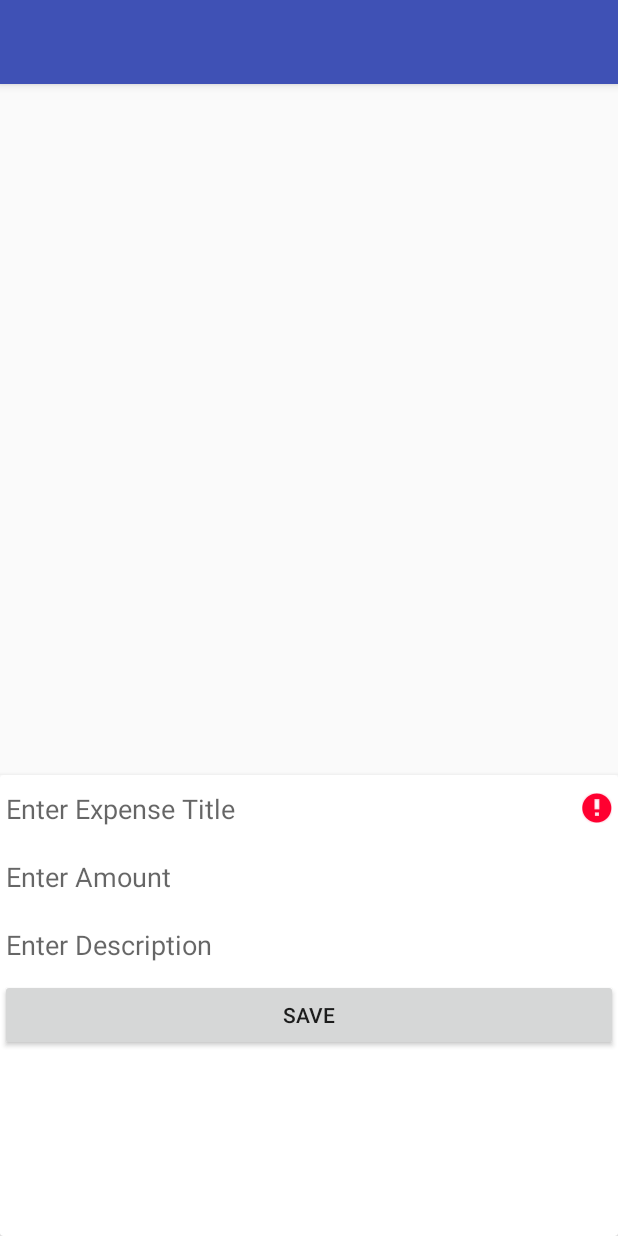
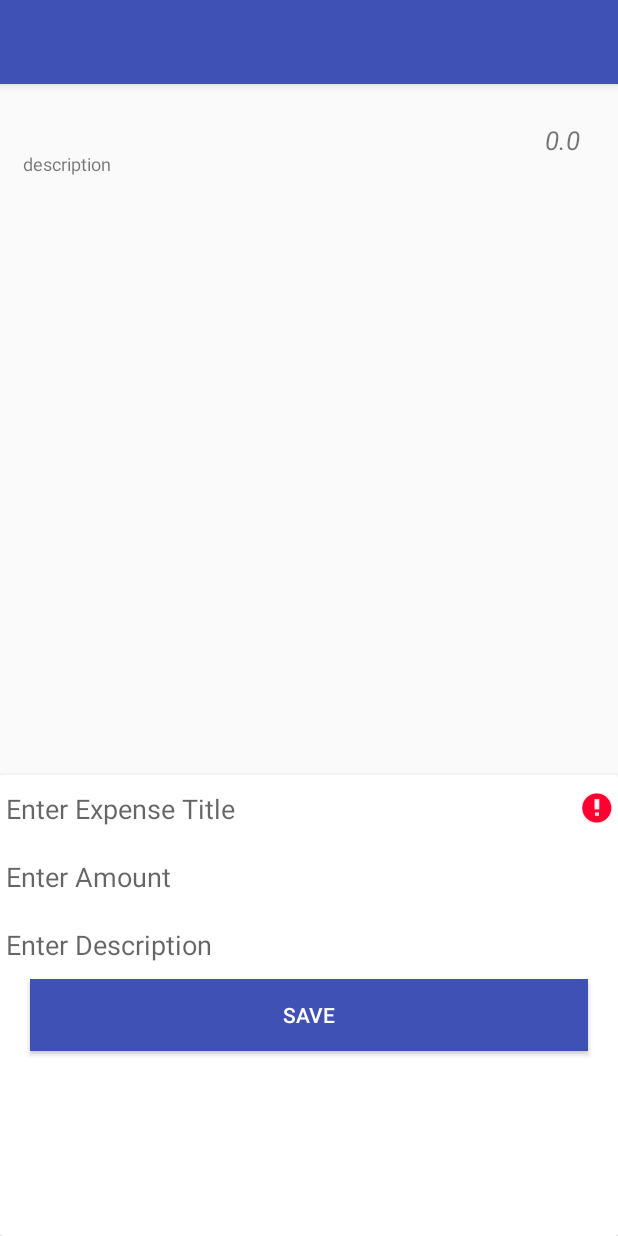
Before and after one commit to yakubpashask/AndroidArchComp, an Android app: the screen it shows after launch (MainActivity), after a tap on "SAVE", on a phone screen of 412 x 824 dp. Run offline under Robolectric (Android 15) with nearby library versions, the phone set to English and light mode, and no system bars; our stand-ins replace Room's generated code; libraries missing offline, so code that uses them is left out: android.arch.persistence.

Commit message:
Added Expense View Model and related observer in MainActivity

```diff
--- a/app/src/main/AndroidManifest.xml
+++ b/app/src/main/AndroidManifest.xml
@@ -11,7 +11,7 @@
         android:supportsRtl="true"
         android:theme="@style/AppTheme">
         <activity
-            android:name=".MainActivity"
+            android:name=".view.MainActivity"
             android:label="@string/app_name"
             android:theme="@style/AppTheme.NoActionBar">
             <intent-filter>
--- a/app/src/main/java/com/abhibus/mvvm/arch/MainActivity.java
+++ /dev/null
@@ -1,96 +0,0 @@
-package com.abhibus.mvvm.arch;
-
-import android.arch.lifecycle.LiveData;
-import android.arch.lifecycle.MutableLiveData;
-import android.os.AsyncTask;
-import android.os.Bundle;
-import android.support.annotation.Nullable;
-import android.support.v7.app.AppCompatActivity;
-import android.support.v7.widget.LinearLayoutManager;
-import android.support.v7.widget.RecyclerView;
-import android.view.View;
-import android.widget.Button;
-import android.widget.EditText;
-
-import com.abhibus.mvvm.arch.adapter.ExpenseRVAdapter;
-import com.abhibus.mvvm.arch.db.AppDatabase;
-import com.abhibus.mvvm.arch.db.ExpenseEntity;
-
-import java.util.ArrayList;
-import java.util.List;
-
-/**
- * Created by yakub on 19/03/18.
- */
-
-public class MainActivity extends AppCompatActivity {
-
-    private RecyclerView recyclerView ;
-    private LiveData<List<ExpenseEntity>> entities = new MutableLiveData<>();
-    private MutableLiveData<List<ExpenseEntity>> mutableLiveData = new MutableLiveData<>();
-    private ExpenseRVAdapter adapter;
-    private EditText expenseTitle,expenseAmount,expenseDesc;
-    private Button saveBtn;
-
-    @Override
-    protected void onCreate(@Nullable Bundle savedInstanceState) {
-        super.onCreate(savedInstanceState);
-        setContentView(R.layout.activity_main);
-
-        recyclerView = findViewById(R.id.recylerView);
-        adapter = new ExpenseRVAdapter(entities.getValue()!=null?entities.getValue():new ArrayList<>());
-        recyclerView.setAdapter(adapter);
-        recyclerView.setLayoutManager(new LinearLayoutManager(this));
-        recyclerView.setHasFixedSize(true);
-
-        expenseTitle = findViewById(R.id.expenseTitle);
-        expenseAmount = findViewById(R.id.expenseAmount);
-        expenseDesc = findViewById(R.id.expenseDesc);
-        saveBtn = findViewById(R.id.saveBtn);
-        mutableLiveData.observe(MainActivity.this,entities1 -> {
-            adapter.setEntities(entities1);
-            adapter.notifyDataSetChanged();
-
-        });
-        saveBtn.setOnClickListener(new View.OnClickListener() {
-            @Override
-            public void onClick(View view) {
-
-                ExpenseEntity expenseEntity = new ExpenseEntity();
-                if(expenseTitle.getText()!=null && !expenseTitle.getText().toString().isEmpty())
-                    expenseEntity.setTitle(expenseTitle.getText().toString());
-                else
-                    expenseTitle.setError("Please enter the Title");
-
-                if(expenseAmount.getText()!=null && !expenseAmount.getText().toString().isEmpty())
-                    expenseEntity.setAmount(Double.parseDouble(expenseAmount.getText().toString()));
-                else
-                    expenseTitle.setError("Please enter the Amount");
-                AsyncTask.execute(()-> {
-                        AppDatabase.getAppDatabase().expenseDao().insert(expenseEntity);
-                        getExpenses();
-                        expenseTitle.setText("");
-                        expenseAmount.setText("");
-                });
-            }
-        });
-        AsyncTask.execute(()->{
-            getExpenses();
-        });
-
-    }
-
-    void getExpenses(){
-        AsyncTask.execute(()->{
-            synchronized (this) {
-                entities =AppDatabase.getAppDatabase().expenseDao().getExpenses();
-                entities.observe(MainActivity.this,expenseEntities -> {
-                    mutableLiveData.setValue(expenseEntities);
-                });
-
-            }
-
-        });
-    }
-
-}
--- a/app/src/main/java/com/abhibus/mvvm/arch/adapter/ExpenseRVAdapter.java
+++ b/app/src/main/java/com/abhibus/mvvm/arch/adapter/ExpenseRVAdapter.java
@@ -48,7 +48,8 @@ public class ExpenseRVAdapter extends RecyclerView.Adapter<ExpenseRVAdapter.View
     @Override
     public int getItemCount() {
 //        if(entities!=null && entities.getValue()!=null)
-            return entities.size();
+
+                return entities.size();
 //        return 0;
     }
 
--- /dev/null
+++ b/app/src/main/java/com/abhibus/mvvm/arch/view/MainActivity.java
@@ -0,0 +1,120 @@
+package com.abhibus.mvvm.arch.view;
+
+import android.arch.lifecycle.LiveData;
+import android.arch.lifecycle.MediatorLiveData;
+import android.arch.lifecycle.MutableLiveData;
+import android.arch.lifecycle.ViewModelProviders;
+import android.os.AsyncTask;
+import android.os.Bundle;
+import android.support.annotation.Nullable;
+import android.support.v7.app.AppCompatActivity;
+import android.support.v7.widget.LinearLayoutManager;
+import android.support.v7.widget.RecyclerView;
+import android.widget.Button;
+import android.widget.EditText;
+
+import com.abhibus.mvvm.arch.R;
+import com.abhibus.mvvm.arch.adapter.ExpenseRVAdapter;
+import com.abhibus.mvvm.arch.db.AppDatabase;
+import com.abhibus.mvvm.arch.db.ExpenseEntity;
+import com.abhibus.mvvm.arch.viewmodel.ExpenseViewModel;
+
+import java.util.ArrayList;
+import java.util.List;
+
+/**
+ * Created by yakub on 19/03/18.
+ */
+
+public class MainActivity extends AppCompatActivity {
+
+    private RecyclerView recyclerView ;
+    private LiveData<List<ExpenseEntity>> entities = new MutableLiveData<>();
+    private MutableLiveData<List<ExpenseEntity>> mutableLiveData = new MutableLiveData<>();
+    private ExpenseRVAdapter adapter;
+    private EditText expenseTitle,expenseAmount,expenseDesc;
+    private Button saveBtn;
+
+    @Override
+    protected void onCreate(@Nullable Bundle savedInstanceState) {
+        super.onCreate(savedInstanceState);
+        setContentView(R.layout.activity_main);
+        /**
+         * This is where ViewModel Class comes into picture. get the view model class and get the Mediator Live data and observ on it for the updated content
+         */
+        ExpenseViewModel expenseViewModel = ViewModelProviders.of(this).get(ExpenseViewModel.class);
+
+        // Get the Observable from the View model
+        MediatorLiveData<List<ExpenseEntity>> observableEntities = expenseViewModel.getObservableEntities();
+        //Observer will listen and will get trigger every time there is any change in the ExpenseEntity Table
+        observableEntities.observe(this,entities->{
+                adapter.setEntities(entities);
+                adapter.notifyDataSetChanged();
+                //observableEntities.removeSource(expenseViewModel.getObservableEntities());
+                //observableEntities.removeObservers(this);
+        });
+
+        recyclerView = findViewById(R.id.recylerView);
+        adapter = new ExpenseRVAdapter(entities.getValue()!=null?entities.getValue():new ArrayList<>());
+        recyclerView.setAdapter(adapter);
+        recyclerView.setLayoutManager(new LinearLayoutManager(this));
+        recyclerView.setHasFixedSize(true);
+
+        expenseTitle = findViewById(R.id.expenseTitle);
+        expenseAmount = findViewById(R.id.expenseAmount);
+        expenseDesc = findViewById(R.id.expenseDesc);
+        saveBtn = findViewById(R.id.saveBtn);
+
+       /* mutableLiveData.observe(MainActivity.this, entities1 -> {
+            adapter.setEntities(entities1);
+            adapter.notifyDataSetChanged();
+
+        });*/
+        saveBtn.setOnClickListener(view -> {
+            ExpenseEntity expenseEntity = new ExpenseEntity();
+            if (expenseTitle.getText() != null && !expenseTitle.getText().toString().isEmpty())
+                expenseEntity.setTitle(expenseTitle.getText().toString());
+            else
+                expenseTitle.setError("Please enter the Title");
+
+            if (expenseAmount.getText() != null && !expenseAmount.getText().toString().isEmpty())
+                expenseEntity.setAmount(Double.parseDouble(expenseAmount.getText().toString()));
+            else
+                expenseTitle.setError("Please enter the Amount");
+            //insert the Expense
+            AsyncTask.execute(() -> {
+                AppDatabase.getAppDatabase().expenseDao().insert(expenseEntity);
+//                getExpenses();
+                expenseTitle.setText("");
+                expenseAmount.setText("");
+            });
+            // Without Mediator get the expense
+//            AsyncTask.execute(() -> {
+//                getExpenses();
+//            });
+        });
+
+    }
+    // if there is no Mediator we should call the below method and set the data everytime.
+    void getExpenses(){
+        AsyncTask.execute(()->{
+            synchronized (this) {
+                entities =AppDatabase.getAppDatabase().expenseDao().getExpenses();
+                entities.observe(MainActivity.this,expenseEntities -> {
+                    mutableLiveData.setValue(expenseEntities);
+                });
+
+            }
+
+        });
+    }
+
+    @Override
+    protected void onDestroy() {
+        super.onDestroy();
+        // We need to remove the observers when the activity is destroyed.
+        entities.removeObservers(this);
+        mutableLiveData.removeObservers(this);
+
+    }
+}
--- a/app/src/main/java/com/abhibus/mvvm/arch/viewmodel/ExpenseViewModel.java
+++ b/app/src/main/java/com/abhibus/mvvm/arch/viewmodel/ExpenseViewModel.java
@@ -2,7 +2,14 @@ package com.abhibus.mvvm.arch.viewmodel;
 
 import android.app.Application;
 import android.arch.lifecycle.AndroidViewModel;
+import android.arch.lifecycle.MediatorLiveData;
 import android.support.annotation.NonNull;
+
+import com.abhibus.mvvm.arch.db.AppDatabase;
+import com.abhibus.mvvm.arch.db.ExpenseEntity;
+
+import java.util.ArrayList;
+import java.util.List;
 
 /**
  * Created by yakub on 19/03/18.
@@ -10,7 +17,20 @@ import android.support.annotation.NonNull;
 
 public class ExpenseViewModel extends AndroidViewModel {
 
+    //Mediator live data observes all the live data which are getting emitted
+
+    private MediatorLiveData<List<ExpenseEntity>> observableEntities;
     public ExpenseViewModel(@NonNull Application application) {
         super(application);
+
+        observableEntities = new MediatorLiveData<>();
+        observableEntities.setValue(new ArrayList<>());
+//        LiveData<List<ExpenseEntity>> expenses = AppDatabase.getAppDatabase().expenseDao().getExpenses();
+        observableEntities.addSource(AppDatabase.getAppDatabase().expenseDao().getExpenses(),observableEntities::setValue);
+
+    }
+
+    public MediatorLiveData<List<ExpenseEntity>> getObservableEntities() {
+        return observableEntities;
     }
 }
--- a/app/src/main/res/layout/app_bar_main.xml
+++ b/app/src/main/res/layout/app_bar_main.xml
@@ -4,7 +4,7 @@
     xmlns:tools="http://schemas.android.com/tools"
     android:layout_width="match_parent"
     android:layout_height="match_parent"
-    tools:context=".MainActivity">
+    tools:context=".view.MainActivity">
 
     <android.support.design.widget.AppBarLayout
         android:layout_width="match_parent"
@@ -28,7 +28,9 @@
         android:layout_height="wrap_content"
         android:layout_gravity="bottom|end"
         android:layout_margin="@dimen/fab_margin"
-        app:srcCompat="@android:drawable/ic_dialog_email"
-        android:visibility="gone"/>
+        app:srcCompat="@android:drawable/ic_input_add"
+        android:visibility="gone"
+        android:backgroundTint="@color/colorPrimary"
+        />
 
 </android.support.design.widget.CoordinatorLayout>
--- a/app/src/main/res/layout/content_main.xml
+++ b/app/src/main/res/layout/content_main.xml
@@ -5,7 +5,7 @@
     android:layout_width="match_parent"
     android:layout_height="match_parent"
     app:layout_behavior="@string/appbar_scrolling_view_behavior"
-    tools:context=".MainActivity"
+    tools:context=".view.MainActivity"
     tools:showIn="@layout/app_bar_main">
 
 
@@ -63,6 +63,10 @@
                     android:layout_width="match_parent"
                     android:layout_height="wrap_content"
                     android:text="Save"
+                    android:background="@color/colorPrimary"
+                    android:textColor="@android:color/white"
+                    android:layout_marginLeft="20dp"
+                    android:layout_marginRight="20dp"
                     />
                 <!--</ScrollView>-->
             </LinearLayout>
```
